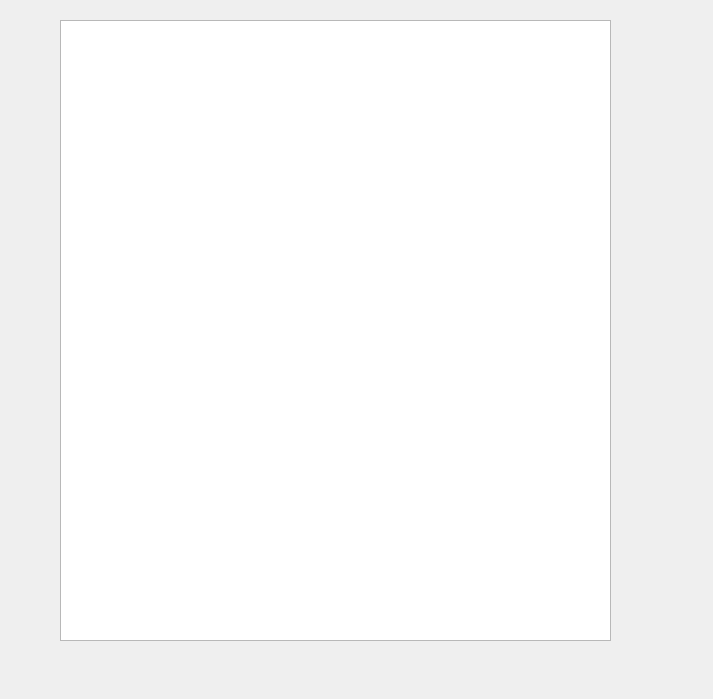
Before: the Qt Designer form MEGA/QtCreatorWD/magi/outputresultform.ui in artemutin/MagiModelInterface, drawn with Qt 5.
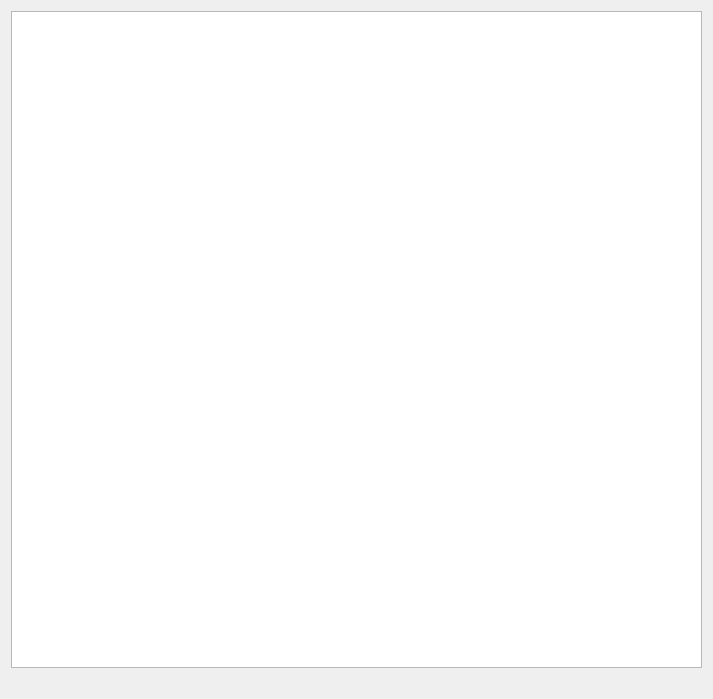
After: the same form once the commit is applied.

Commit message: tweaking ui. need to make it resizable

What changed in the file:
```diff
--- a/MEGA/QtCreatorWD/magi/outputresultform.ui
+++ b/MEGA/QtCreatorWD/magi/outputresultform.ui
@@ -13,29 +13,34 @@
   <property name="windowTitle">
    <string>Form</string>
   </property>
-  <widget class="QLabel" name="resultLabel">
-   <property name="geometry">
-    <rect>
-     <x>80</x>
-     <y>70</y>
-     <width>60</width>
-     <height>15</height>
-    </rect>
-   </property>
-   <property name="text">
-    <string/>
-   </property>
-  </widget>
-  <widget class="QTableView" name="resultsTableView">
-   <property name="geometry">
-    <rect>
-     <x>60</x>
-     <y>20</y>
-     <width>551</width>
-     <height>621</height>
-    </rect>
-   </property>
-  </widget>
+  <layout class="QVBoxLayout" name="verticalLayout">
+   <item>
+    <widget class="QTableView" name="resultsTableView">
+     <property name="sizePolicy">
+      <sizepolicy hsizetype="Expanding" vsizetype="Expanding">
+       <horstretch>0</horstretch>
+       <verstretch>0</verstretch>
+      </sizepolicy>
+     </property>
+     <property name="horizontalScrollBarPolicy">
+      <enum>Qt::ScrollBarAsNeeded</enum>
+     </property>
+     <property name="sizeAdjustPolicy">
+      <enum>QAbstractScrollArea::AdjustToContents</enum>
+     </property>
+     <property name="alternatingRowColors">
+      <bool>true</bool>
+     </property>
+    </widget>
+   </item>
+   <item>
+    <widget class="QLabel" name="resultLabel">
+     <property name="text">
+      <string/>
+     </property>
+    </widget>
+   </item>
+  </layout>
  </widget>
  <resources/>
  <connections/>
```
The commit also changes 3 other files.
